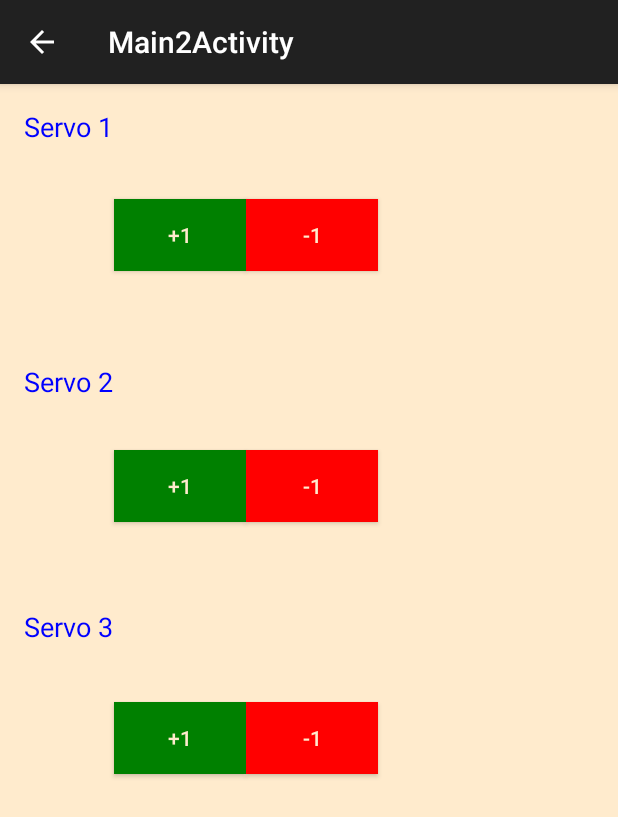
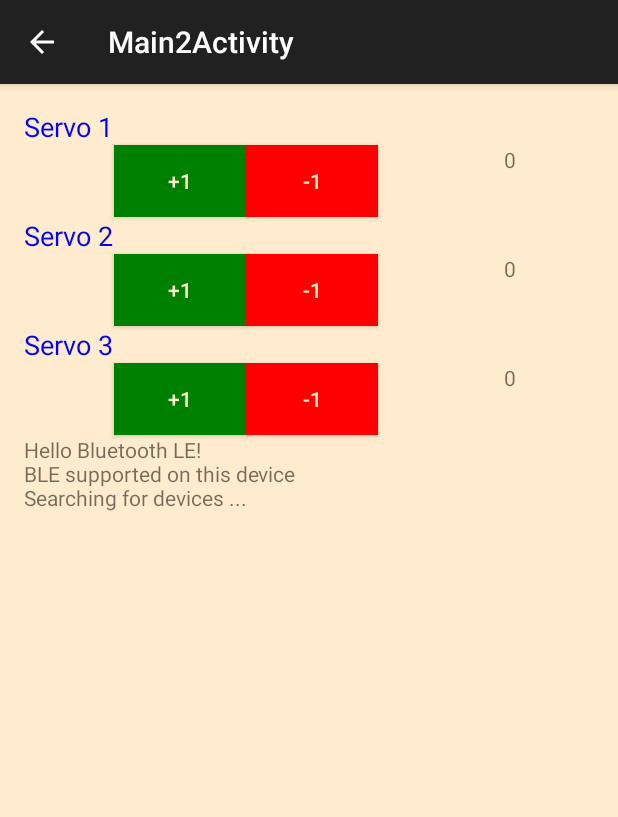
Before and after one commit to bmawji3/hackgt-2015, an Android app: the Main2Activity screen opened directly, with no data from a screen before it, on a phone screen of 412 x 824 dp. Shown: the top 817 px of the screen. Run offline under Robolectric (Android 15) with nearby library versions, the phone set to English and light mode, and no system bars; 1 statement that could not run was skipped.

Commit message:
Added count for each servo

```diff
--- a/2/app/src/main/java/blueant/hackgt2015/Main2Activity.java
+++ b/2/app/src/main/java/blueant/hackgt2015/Main2Activity.java
@@ -13,7 +13,10 @@ import android.bluetooth.BluetoothGattCharacteristic;
 import android.bluetooth.BluetoothGattService;
 import android.bluetooth.BluetoothManager;
 import android.bluetooth.BluetoothProfile;
+import android.text.method.ScrollingMovementMethod;
 import android.util.Log;
+import android.view.View;
+import android.widget.Button;
 import android.widget.TextView;
 import android.widget.Toast;
 
@@ -45,6 +48,19 @@ public class Main2Activity extends ActionBarActivity {
     private BluetoothDevice mDevice; //external BLE device (Grove BLE module)
 
     private Timer mTimer;
+    private TextView textView;
+    private TextView servo1Text;
+    private TextView servo2Text;
+    private TextView servo3Text;
+    private Button servo1plus;
+    private Button servo1minus;
+    private Button servo2plus;
+    private Button servo2minus;
+    private Button servo3plus;
+    private Button servo3minus;
+    private int count1;
+    private int count2;
+    private int count3;
 
     @Override
     protected void onCreate(Bundle savedInstanceState) {
@@ -53,6 +69,10 @@ public class Main2Activity extends ActionBarActivity {
         getSupportActionBar().setDisplayHomeAsUpEnabled(true);
 
         mTimer = new Timer();
+
+        textView = (TextView) findViewById(R.id.textView);
+        textView.setText("Hello Bluetooth LE!");
+        textView.setMovementMethod(new ScrollingMovementMethod());
 
         //check to see if Bluetooth Low Energy is supported on this device
         if (!getPackageManager().hasSystemFeature(PackageManager.FEATURE_BLUETOOTH_LE)) {
@@ -82,6 +102,22 @@ public class Main2Activity extends ActionBarActivity {
             finish();
             return;
         }
+        servo1Text = (TextView) findViewById(R.id.servo1Text);
+        servo2Text = (TextView) findViewById(R.id.servo2Text);
+        servo3Text = (TextView) findViewById(R.id.servo3Text);
+
+        servo1plus = (Button) findViewById(R.id.servo1plus);
+        servo1minus = (Button) findViewById(R.id.servo1minus);
+        servo2plus = (Button) findViewById(R.id.servo2plus);
+        servo2minus = (Button) findViewById(R.id.servo2minus);
+        servo3plus = (Button) findViewById(R.id.servo3plus);
+        servo3minus = (Button) findViewById(R.id.servo3minus);
+
+        addListeners();
+
+        servo1Text.setText("" + getCount1());
+        servo2Text.setText("" + getCount2());
+        servo3Text.setText("" + getCount3());
 
         //try to find the Grove BLE V1 module
         searchForDevices();
@@ -240,7 +276,91 @@ public class Main2Activity extends ActionBarActivity {
             @Override
             public void run() {
                 Log.w("BLE", msg);
+                textView.setText(textView.getText() + "\r\n" + msg);
             }
         });
     }
+
+    private void buttonPressed (final String msg) {
+        runOnUiThread(new Runnable() {
+            @Override
+            public void run() {
+                Log.i("Button clicked", msg);
+                textView.setText(textView.getText() + "\r\n" + msg);
+            }
+        });
+    }
+
+    private void addListeners () {
+        servo1plus.setOnClickListener(new View.OnClickListener() {
+            @Override
+            public void onClick(View v) {
+                buttonPressed("clicked servo1plus");
+                setCount1(1);
+                servo1Text.setText("" + getCount1());
+            }
+        });
+        servo1minus.setOnClickListener(new View.OnClickListener() {
+            @Override
+            public void onClick(View v) {
+                buttonPressed("clicked servo1minus");
+                setCount1(-1);
+                servo1Text.setText("" + getCount1());
+            }
+        });
+        servo2plus.setOnClickListener(new View.OnClickListener() {
+            @Override
+            public void onClick(View v) {
+                buttonPressed("clicked servo2plus");
+                setCount2(1);
+                servo2Text.setText("" + getCount2());
+            }
+        });
+        servo2minus.setOnClickListener(new View.OnClickListener() {
+            @Override
+            public void onClick(View v) {
+                buttonPressed("clicked servo2minus");
+                setCount2(-1);
+                servo2Text.setText("" + getCount2());
+            }
+        });
+        servo3plus.setOnClickListener(new View.OnClickListener() {
+            @Override
+            public void onClick(View v) {
+                buttonPressed("clicked servo3plus");
+                setCount3(1);
+                servo3Text.setText("" + getCount3());
+            }
+        });
+        servo3minus.setOnClickListener(new View.OnClickListener() {
+            @Override
+            public void onClick(View v) {
+                buttonPressed("clicked servo3minus");
+                setCount3(-1);
+                servo3Text.setText("" + getCount3());
+            }
+        });
+    }
+
+    public int getCount1() { return count1; }
+
+    public void setCount1(int count1) {
+        this.count1 += count1;
+    }
+
+    public int getCount2() {
+        return count2;
+    }
+
+    public void setCount2(int count2) {
+        this.count2 += count2;
+    }
+
+    public int getCount3() {
+        return count3;
+    }
+
+    public void setCount3(int count3) {
+        this.count3 += count3;
+    }
 }
--- a/2/app/src/main/res/layout/activity_main2.xml
+++ b/2/app/src/main/res/layout/activity_main2.xml
@@ -25,11 +25,9 @@
         android:textAppearance="?android:attr/textAppearanceMedium"
         android:text="Servo 2"
         android:id="@+id/servo2"
-        android:layout_marginTop="61dp"
+        android:textColor="@color/Blue"
         android:layout_below="@+id/servo1plus"
-        android:layout_alignParentLeft="true"
-        android:layout_alignParentStart="true"
-        android:textColor="@color/Blue" />
+        android:layout_alignParentStart="true" />
 
     <TextView
         android:layout_width="wrap_content"
@@ -37,23 +35,19 @@
         android:textAppearance="?android:attr/textAppearanceMedium"
         android:text="Servo 3"
         android:id="@+id/servo3"
-        android:layout_marginTop="57dp"
+        android:textColor="@color/Blue"
         android:layout_below="@+id/servo2plus"
-        android:layout_alignParentLeft="true"
-        android:layout_alignParentStart="true"
-        android:textColor="@color/Blue" />
+        android:layout_alignParentStart="true" />
 
     <Button
         android:layout_width="wrap_content"
         android:layout_height="wrap_content"
         android:text="+1"
         android:id="@+id/servo1plus"
-        android:layout_marginTop="36dp"
+        android:background="@color/Green"
+        android:textColor="@color/BlanchedAlmond"
         android:layout_below="@+id/servo1"
-        android:layout_toRightOf="@+id/servo1"
-        android:layout_toEndOf="@+id/servo1"
-        android:background="@color/Green"
-        android:textColor="@color/BlanchedAlmond" />
+        android:layout_toEndOf="@+id/servo1" />
 
     <Button
         android:layout_width="wrap_content"
@@ -71,12 +65,10 @@
         android:layout_height="wrap_content"
         android:text="+1"
         android:id="@+id/servo2plus"
+        android:background="@color/Green"
+        android:textColor="@color/BlanchedAlmond"
         android:layout_below="@+id/servo2"
-        android:layout_toLeftOf="@+id/servo1minus"
-        android:layout_toStartOf="@+id/servo1minus"
-        android:layout_marginTop="33dp"
-        android:background="@color/Green"
-        android:textColor="@color/BlanchedAlmond" />
+        android:layout_toEndOf="@+id/servo2" />
 
     <Button
         android:layout_width="wrap_content"
@@ -94,12 +86,10 @@
         android:layout_height="wrap_content"
         android:text="+1"
         android:id="@+id/servo3plus"
+        android:background="@color/Green"
+        android:textColor="@color/BlanchedAlmond"
         android:layout_below="@+id/servo3"
-        android:layout_toRightOf="@+id/servo3"
-        android:layout_toEndOf="@+id/servo3"
-        android:layout_marginTop="38dp"
-        android:background="@color/Green"
-        android:textColor="@color/BlanchedAlmond" />
+        android:layout_toStartOf="@+id/servo2minus" />
 
     <Button
         android:layout_width="wrap_content"
@@ -112,4 +102,39 @@
         android:background="@color/Red"
         android:textColor="@color/BlanchedAlmond" />
 
+    <TextView
+        android:layout_width="fill_parent"
+        android:layout_height="150dp"
+        android:id="@+id/textView"
+        android:layout_alignParentBottom="true"
+        android:layout_below="@+id/servo3plus"
+        android:layout_alignParentStart="true"
+        android:layout_alignParentEnd="true"
+        android:maxLines="30"
+        android:scrollbars="vertical" />
+
+    <TextView
+        android:layout_width="60dp"
+        android:layout_height="wrap_content"
+        android:id="@+id/servo1Text"
+        android:layout_alignBottom="@+id/servo1minus"
+        android:layout_alignTop="@+id/servo1minus"
+        android:layout_alignEnd="@+id/textView" />
+
+    <TextView
+        android:layout_width="60dp"
+        android:layout_height="wrap_content"
+        android:id="@+id/servo2Text"
+        android:layout_alignTop="@+id/servo2minus"
+        android:layout_alignStart="@+id/servo1Text"
+        android:layout_alignBottom="@+id/servo2minus" />
+
+    <TextView
+        android:layout_width="60dp"
+        android:layout_height="wrap_content"
+        android:id="@+id/servo3Text"
+        android:layout_above="@+id/textView"
+        android:layout_alignEnd="@+id/textView"
+        android:layout_alignTop="@+id/servo3minus" />
+
 </RelativeLayout>
```
